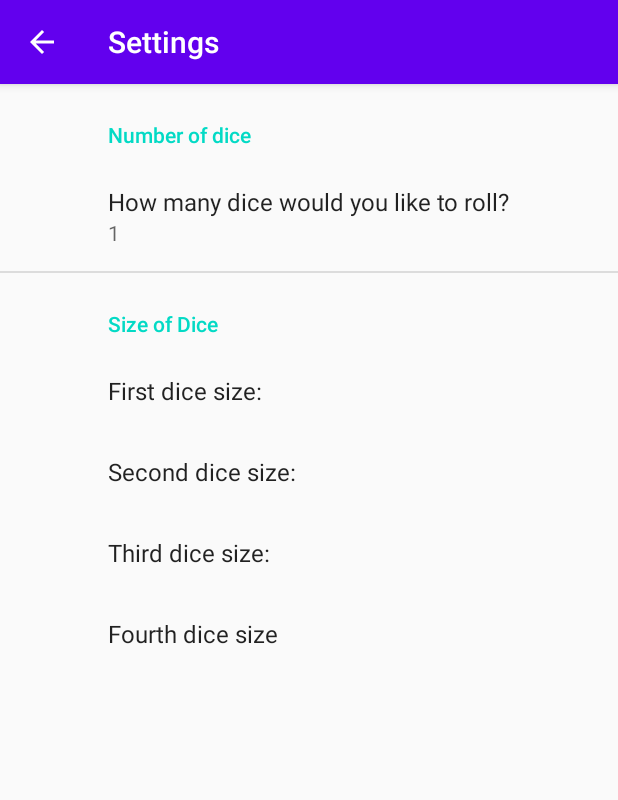
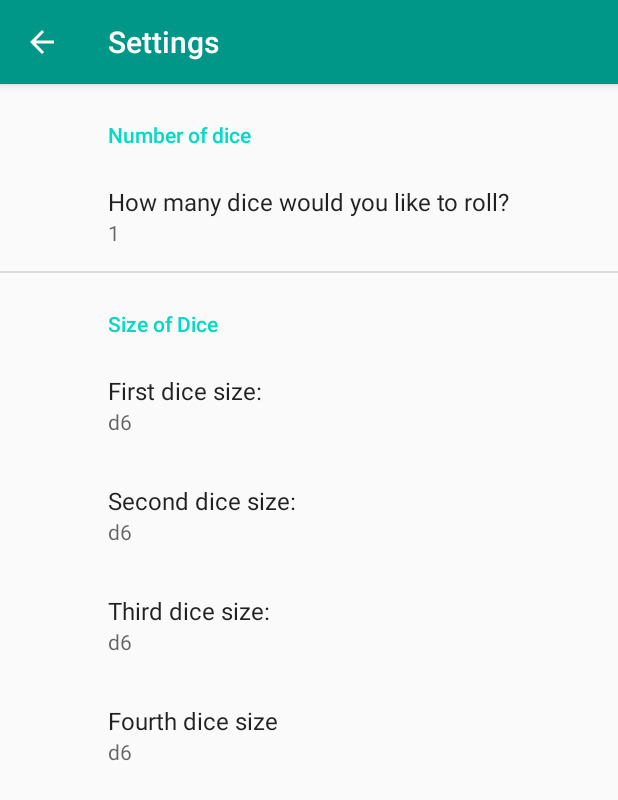
Before and after one commit to ryan-joseph-dev/dice, an Android app: the screen it shows after launch (SettingsActivity), after a tap on an icon or button, on a phone screen of 412 x 824 dp. Shown: the top 800 px of the screen. Run offline under Robolectric (Android 15) with nearby library versions, the phone set to English and light mode, and no system bars; our stand-ins replace androidx.preference; 1 other tap on this screen came first.

Commit message:
feat configure to use multiple dice dynamically

```diff
--- a/app/build.gradle
+++ b/app/build.gradle
@@ -11,7 +11,7 @@ android {
         minSdkVersion 16
         targetSdkVersion 29
         versionCode 1
-        versionName "1.0"
+        versionName "v1.0.0"
 
         testInstrumentationRunner "androidx.test.runner.AndroidJUnitRunner"
     }
--- a/app/src/main/AndroidManifest.xml
+++ b/app/src/main/AndroidManifest.xml
@@ -2,7 +2,7 @@
 <manifest xmlns:android="http://schemas.android.com/apk/res/android"
     package="com.ryryapps.dice"
     android:versionCode="1"
-    android:versionName="1.0.0">
+    android:versionName="v1.0.0">
 
     <application
         android:allowBackup="true"
--- a/app/src/main/java/com/ryryapps/MainActivity.kt
+++ b/app/src/main/java/com/ryryapps/MainActivity.kt
@@ -24,30 +24,69 @@ class MainActivity : AppCompatActivity() {
 
         val dice1TextView = findViewById<TextView>(R.id.dice1TextView)
         val dice2TextView = findViewById<TextView>(R.id.dice2TextView)
-        val diceDescriptionTextView = findViewById<TextView>(R.id.diceDescriptionTextView)
+        val dice3TextView = findViewById<TextView>(R.id.dice3TextView)
+        val dice4TextView = findViewById<TextView>(R.id.dice4TextView)
+
+        val dice1DescriptionTextView = findViewById<TextView>(R.id.dice1DescriptionTextView)
         val dice2DescriptionTextView = findViewById<TextView>(R.id.dice2DescriptionTextView)
+        val dice3DescriptionTextView = findViewById<TextView>(R.id.dice3DescriptionTextView)
+        val dice4DescriptionTextView = findViewById<TextView>(R.id.dice4DescriptionTextView)
 
         val dice1ImageView = findViewById<ImageView>(R.id.dice1ImageView)
         val dice2ImageView = findViewById<ImageView>(R.id.dice2ImageView)
+        val dice3ImageView = findViewById<ImageView>(R.id.dice3ImageView)
+        val dice4ImageView = findViewById<ImageView>(R.id.dice4ImageView)
 
-        val howManyTextView = findViewById<TextView>(R.id.TotalTextView)
+        val totalTextView = findViewById<TextView>(R.id.TotalTextView)
 
         val sharedPreferences = PreferenceManager.getDefaultSharedPreferences(this.applicationContext)
 
-        var dice1 = sharedPreferences.getString("dice_1", "6")
-        var dice2 = sharedPreferences.getString("dice_2", "6")
-        diceDescriptionTextView.text = "d" + dice1
-        dice2DescriptionTextView.text = "d" + dice2
+        val dice1Size = sharedPreferences.getString("dice_1", "6")
+        val dice2Size = sharedPreferences.getString("dice_2", "6")
+        val dice3Size = sharedPreferences.getString("dice_3", "6")
+        val dice4Size = sharedPreferences.getString("dice_4", "6")
 
-        var numberOfDice = sharedPreferences.getString("how_many_dice", "1")
+        dice1DescriptionTextView.text = "d$dice1Size"
+        dice2DescriptionTextView.text = "d$dice2Size"
+        dice3DescriptionTextView.text = "d$dice3Size"
+        dice4DescriptionTextView.text = "d$dice4Size"
 
-        if (numberOfDice == "1") {
-            dice2TextView.text = ""
-            dice2DescriptionTextView.text = ""
-            dice2ImageView.visibility = View.INVISIBLE
+        val numberOfDice = sharedPreferences.getString("how_many_dice", "1")
+
+        when (numberOfDice) {
+            "1" -> {
+                dice2TextView.text = ""
+                dice2DescriptionTextView.text = ""
+                dice2ImageView.visibility = View.INVISIBLE
+
+                dice3TextView.text = ""
+                dice3DescriptionTextView.text = ""
+                dice3ImageView.visibility = View.INVISIBLE
+
+                dice4TextView.text = ""
+                dice4DescriptionTextView.text = ""
+                dice4ImageView.visibility = View.INVISIBLE
+            }
+            "2" -> {
+                dice3TextView.text = ""
+                dice3DescriptionTextView.text = ""
+                dice3ImageView.visibility = View.INVISIBLE
+
+                dice4TextView.text = ""
+                dice4DescriptionTextView.text = ""
+                dice4ImageView.visibility = View.INVISIBLE
+            }
+            "3" -> {
+                dice4TextView.text = ""
+                dice4DescriptionTextView.text = ""
+                dice4ImageView.visibility = View.INVISIBLE
+            }
+
+            else -> { // Number of dice == 4
+            }
         }
 
-        rollButton.setOnClickListener() {
+        rollButton.setOnClickListener {
 
             val shake = AnimationUtils.loadAnimation(this, R.anim.shake)
 
@@ -56,16 +95,39 @@ class MainActivity : AppCompatActivity() {
             dice1ImageView.startAnimation(shake)
 
             // Set random number on dice.
-            val dice1 = Random().nextInt(dice1!!.toInt()) + 1
-            dice1TextView.text = dice1.toString()
+            val dice1Value = Random().nextInt(dice1Size!!.toInt()) + 1
+            var total = dice1Value
+            dice1TextView.text = dice1Value.toString()
 
             if (numberOfDice!!.toInt() >= 2) {
                 dice2TextView.startAnimation(shake)
                 dice2ImageView.startAnimation(shake)
 
-                val dice2 = Random().nextInt(dice2!!.toInt()) + 1
-                dice2TextView.text = dice2.toString()
+                val dice2Value = Random().nextInt(dice2Size!!.toInt()) + 1
+                dice2TextView.text = dice2Value.toString()
+
+                total += dice2Value
             }
+            if (numberOfDice.toInt() >= 3) {
+                dice3TextView.startAnimation(shake)
+                dice3ImageView.startAnimation(shake)
+
+                val dice3Value = Random().nextInt(dice3Size!!.toInt()) + 1
+                dice3TextView.text = dice3Value.toString()
+
+                total += dice3Value
+            }
+            if (numberOfDice.toInt() == 4) {
+                dice4TextView.startAnimation(shake)
+                dice4ImageView.startAnimation(shake)
+
+                val dice4Value = Random().nextInt(dice4Size!!.toInt()) + 1
+                dice4TextView.text = dice4Value.toString()
+
+                total += dice4Value
+            }
+
+            totalTextView.text = "Total: $total"
         }
 
         settingsButton.setOnClickListener() {
--- a/app/src/main/res/mipmap-anydpi-v26/ic_launcher.xml
+++ b/app/src/main/res/mipmap-anydpi-v26/ic_launcher.xml
@@ -1,5 +1,5 @@
 <?xml version="1.0" encoding="utf-8"?>
 <adaptive-icon xmlns:android="http://schemas.android.com/apk/res/android">
-    <background android:drawable="@drawable/ic_launcher_background" />
-    <foreground android:drawable="@drawable/ic_launcher_foreground" />
+    <background android:drawable="@color/ic_launcher_background"/>
+    <foreground android:drawable="@mipmap/ic_launcher_foreground"/>
 </adaptive-icon>
--- a/app/src/main/res/mipmap-anydpi-v26/ic_launcher_round.xml
+++ b/app/src/main/res/mipmap-anydpi-v26/ic_launcher_round.xml
@@ -1,5 +1,5 @@
 <?xml version="1.0" encoding="utf-8"?>
 <adaptive-icon xmlns:android="http://schemas.android.com/apk/res/android">
-    <background android:drawable="@drawable/ic_launcher_background" />
-    <foreground android:drawable="@drawable/ic_launcher_foreground" />
+    <background android:drawable="@color/ic_launcher_background"/>
+    <foreground android:drawable="@mipmap/ic_launcher_foreground"/>
 </adaptive-icon>
--- a/app/src/main/res/values/colors.xml
+++ b/app/src/main/res/values/colors.xml
@@ -1,6 +1,6 @@
 <?xml version="1.0" encoding="utf-8"?>
 <resources>
-    <color name="colorPrimary">#6200EE</color>
-    <color name="colorPrimaryDark">#3700B3</color>
+    <color name="colorPrimary">#009688</color>
+    <color name="colorPrimaryDark">#00635A</color>
     <color name="colorAccent">#03DAC5</color>
 </resources>
--- /dev/null
+++ b/app/src/main/res/values/ic_launcher_background.xml
@@ -0,0 +1,4 @@
+<?xml version="1.0" encoding="utf-8"?>
+<resources>
+    <color name="ic_launcher_background">#EFEFEF</color>
+</resources>
--- a/app/src/main/res/values/strings.xml
+++ b/app/src/main/res/values/strings.xml
@@ -5,15 +5,19 @@
     <string name="prompt_password">Password</string>
     <string name="action_sign_in">Sign in or register</string>
     <string name="action_sign_in_short">Sign in</string>
-    <string name="welcome">"Welcome !"</string>
+    <string name="welcome">"Welcome Friend!"</string>
     <string name="invalid_username">Not a valid username</string>
     <string name="invalid_password">Password must be >5 characters</string>
     <string name="login_failed">"Login failed"</string>
     <string name="title_activity_settings">Settings</string>
 
+    <string name="bear_description">bear image</string>
+
+    <string name="dice_description">dice image</string>
     <string name="default_dice_description">d6</string>
     <string name="default_dice_value">6</string>
 
+    <string name="total">Total: </string>
     <string name="roll_button">Roll</string>
 
     <!-- Preference Titles -->
--- a/app/src/main/res/xml/preferences.xml
+++ b/app/src/main/res/xml/preferences.xml
@@ -23,7 +23,7 @@
             app:title="First dice size:"
             app:entries="@array/size_of_dice_descriptions"
             app:entryValues="@array/size_of_dice"
-            app:defaultValue="d6"
+            app:defaultValue="6"
             app:summary="%s"/>
 
         <ListPreference
@@ -31,7 +31,7 @@
             app:title="Second dice size:"
             app:entries="@array/size_of_dice_descriptions"
             app:entryValues="@array/size_of_dice"
-            app:defaultValue="d6"
+            app:defaultValue="6"
             app:summary="%s"/>
 
         <ListPreference
@@ -39,7 +39,7 @@
             app:title="Third dice size:"
             app:entries="@array/size_of_dice_descriptions"
             app:entryValues="@array/size_of_dice"
-            app:defaultValue="d6"
+            app:defaultValue="6"
             app:summary="%s"/>
 
         <ListPreference
@@ -47,7 +47,7 @@
             app:title="Fourth dice size"
             app:entries="@array/size_of_dice_descriptions"
             app:entryValues="@array/size_of_dice"
-            app:defaultValue="d6"
+            app:defaultValue="6"
             app:summary="%s"/>
     </PreferenceCategory>
 </PreferenceScreen>
```
Also changed, not shown: app/src/main/res/layout/activity_main.xml (+143 -108 lines), app/src/main/res/layout/activity_splash.xml (+8 -5 lines), app/src/main/res/drawable-v24/bear.png (deleted), app/src/main/res/mipmap-mdpi/ic_launcher_foreground.png (added), app/src/main/res/mipmap-xhdpi/ic_launcher_foreground.png (added), app/src/main/res/mipmap-xxhdpi/ic_launcher_foreground.png (added), app/src/main/res/mipmap-xxxhdpi/ic_launcher_foreground.png (added).
